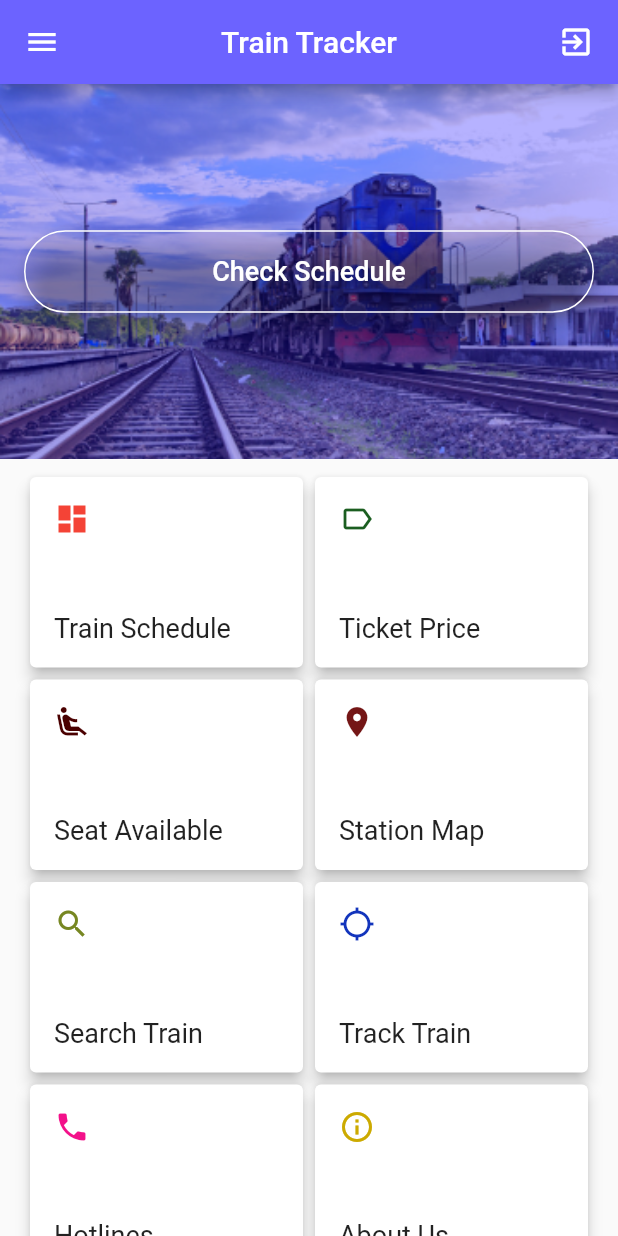
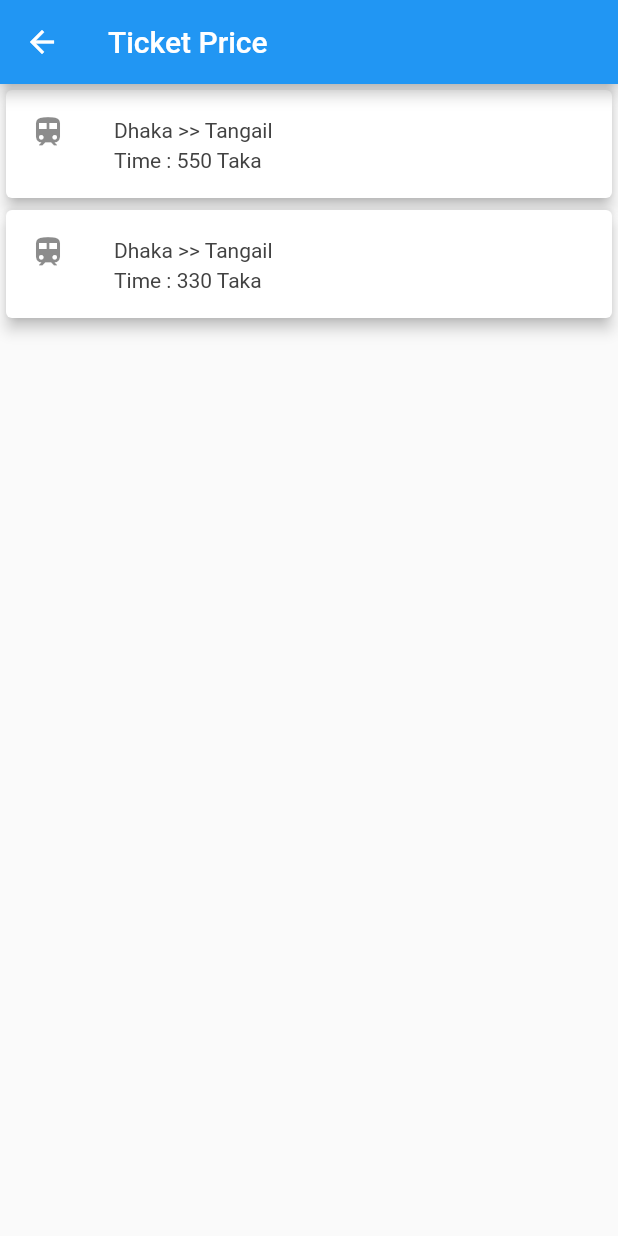
Before and after one commit to RafatMeraz/train_tracker, a Flutter app: the DashBoard screen opened directly, after a tap on "Ticket Price", on a phone screen of 412 x 824 dp. Run offline on Flutter 3.47's test engine with Material 2 defaults, Android fonts, the phone set to English and light mode, and no system bars; our stand-ins replace google_maps_flutter; missing offline and left inert: search_app_bar.

```diff
--- a/lib/screens/dashboard_screen.dart
+++ b/lib/screens/dashboard_screen.dart
@@ -3,6 +3,8 @@ import 'package:traintracker/utils/reuseable_widgets.dart';
 import 'package:traintracker/utils/constants.dart';
 import 'package:flutter/material.dart';
 import 'train_schedule.dart';
+import '../screens/ticket_price.dart';
+import '../screens/station_map.dart';
 
 class DashBoard extends StatefulWidget {
   @override
@@ -90,7 +92,11 @@ class _DashBoardState extends State<DashBoard> {
                     ),
                     Expanded(
                       child: MenuCard(
-                        onTap: (){},
+                        onTap: (){
+                          Navigator.push(context, MaterialPageRoute(
+                              builder: (BuildContext context) => TicketPrice()
+                          ));
+                        },
                         icon: Icons.label_outline,
                         iconColor: Colors.green[900],
                         menuName: 'Ticket Price',
@@ -110,7 +116,11 @@ class _DashBoardState extends State<DashBoard> {
                     ),
                     Expanded(
                       child: MenuCard(
-                        onTap: (){},
+                        onTap: (){
+                          Navigator.push(context, MaterialPageRoute(
+                              builder: (BuildContext context) => StationMap()
+                          ));
+                        },
                         icon: Icons.location_on,
                         iconColor: Color(0xFF741616),
                         menuName: 'Station Map',
--- /dev/null
+++ b/lib/screens/ticket_price.dart
@@ -0,0 +1,32 @@
+import 'package:flutter/cupertino.dart';
+import 'package:search_app_bar/search_app_bar.dart';
+import 'package:traintracker/utils/reuseable_widgets.dart';
+import 'package:traintracker/utils/constants.dart';
+import 'package:flutter/material.dart';
+
+class TicketPrice extends StatelessWidget {
+  @override
+  Widget build(BuildContext context) {
+    return Scaffold(
+      appBar: AppBar(
+        title: Text(
+        'Ticket Price'
+      ),
+      ),
+      body: ListView(
+        children: <Widget>[
+          TrainScheduleCard(
+            from: 'Dhaka',
+            to: 'Tangail',
+            time: '550 Taka',
+          ),
+          TrainScheduleCard(
+            from: 'Dhaka',
+            to: 'Tangail',
+            time: '330 Taka',
+          ),
+        ],
+      ),
+    );
+  }
+}
--- a/lib/utils/reuseable_widgets.dart
+++ b/lib/utils/reuseable_widgets.dart
@@ -79,3 +79,91 @@ class MenuCard extends StatelessWidget {
     );
   }
 }
+
+class TrainCard extends StatelessWidget {
+  TrainCard({@required this.trainName, @required this.offDay, @required this.onTap});
+
+  final String trainName;
+  final String offDay;
+  final Function onTap;
+
+  @override
+  Widget build(BuildContext context) {
+    return GestureDetector(
+      onTap: onTap,
+      child: Card(
+        elevation: 4,
+        child: ListTile(
+          leading: Icon(
+              Icons.train
+          ),
+          title: Text(
+              '$trainName'
+          ),
+          subtitle: RichText(
+            text: TextSpan(
+                text: 'Off day : ',
+                style: TextStyle(
+                    color: Colors.grey[800]
+                ),
+                children: <TextSpan>[
+                  TextSpan(
+                      text: '$offDay'
+                  )
+                ]
+            ),
+          ),
+          trailing: Icon(
+              Icons.arrow_forward_ios
+          ),
+        ),
+      ),
+    );
+  }
+}
+
+class TrainScheduleCard extends StatelessWidget {
+  TrainScheduleCard({@required this.from, @required this.to, @required this.time});
+
+  final String from;
+  final String to;
+  final String time;
+
+  @override
+  Widget build(BuildContext context) {
+    return Card(
+      elevation: 4,
+      child: ListTile(
+        leading: Icon(
+            Icons.train
+        ),
+        title:RichText(
+          text: TextSpan(
+              text: '$from >> ',
+              style: TextStyle(
+                  color: Colors.grey[800]
+              ),
+              children: <TextSpan>[
+                TextSpan(
+                    text: '$to'
+                )
+              ]
+          ),
+        ),
+        subtitle: RichText(
+          text: TextSpan(
+              text: 'Time : ',
+              style: TextStyle(
+                  color: Colors.grey[800]
+              ),
+              children: <TextSpan>[
+                TextSpan(
+                    text: '$time'
+                )
+              ]
+          ),
+        ),
+      ),
+    );
+  }
+}
--- a/pubspec.yaml
+++ b/pubspec.yaml
@@ -24,6 +24,7 @@ dependencies:
   # Use with the CupertinoIcons class for iOS style icons.
   cupertino_icons: ^0.1.2
   search_app_bar: ^1.0.2+2
+  google_maps_flutter: ^0.5.25
 
 dev_dependencies:
   flutter_test:
```
Also changed, not shown: lib/screens/single_train_shedule.dart (added, +48 -0 lines), lib/screens/station_map.dart (added, +53 -0 lines), lib/screens/train_schedule.dart (+11 -38 lines), images/train_bg.png (added), pubspec.lock, 3 other files.
